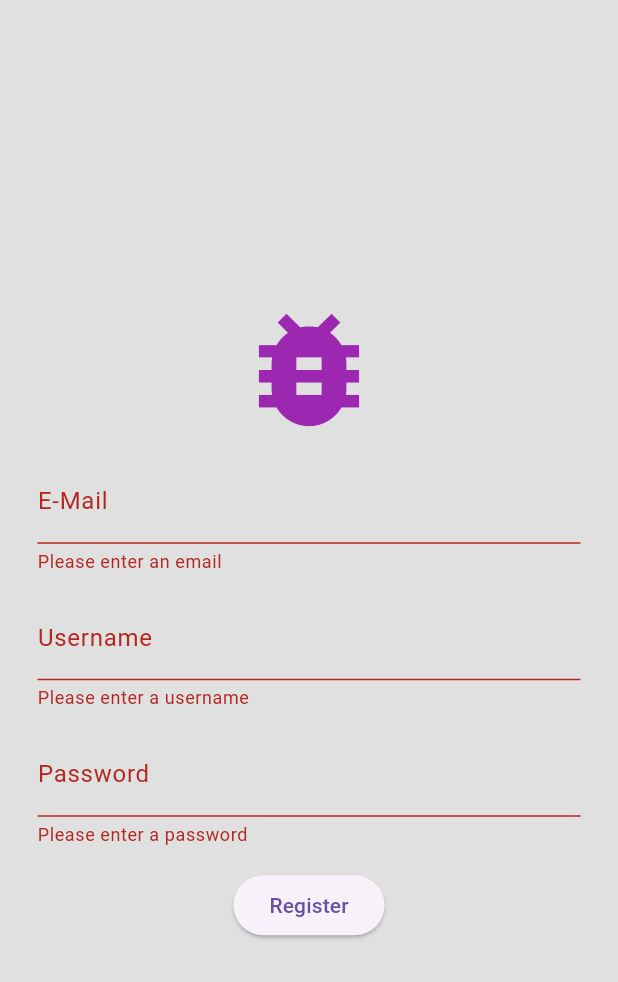
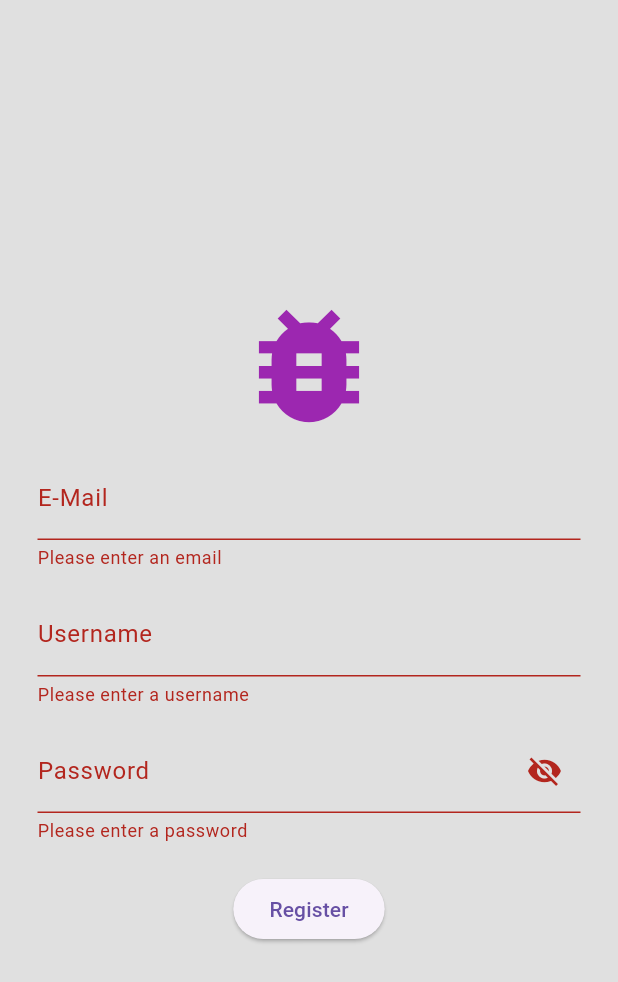
Before and after one commit to metaMORZ-create/Butterfly-App, a Flutter app: the RegisterPage screen opened directly, after a tap on "Register", on a phone screen of 412 x 824 dp. Shown: the top 982 px of the screen. Run offline on Flutter 3.47's test engine with Material 3 defaults, Android fonts, the phone set to English and light mode, and no system bars; our stand-ins replace google_nav_bar, image_picker, shared_preferences; accounts and stored records are empty.

Commit message:
Building Password Validator

```diff
--- a/lib/pages/register_page.dart
+++ b/lib/pages/register_page.dart
@@ -15,13 +15,19 @@ class _RegisterPageState extends State<RegisterPage> {
   final _passwordController = TextEditingController();
   final _emailController = TextEditingController();
 
-  void _login() async {
+  bool _obscurePassword = true;
+
+  void _register() async {
     if (_formKey.currentState!.validate()) {
       final email = _emailController.text.trim();
       final username = _usernameController.text.trim();
       final password = _passwordController.text.trim();
-      // Login überprüfen und ggf. weiterleiten
-      final success = await LoginRegisterService.register(email, username, password);
+
+      final success = await LoginRegisterService.register(
+        email,
+        username,
+        password,
+      );
       if (success) {
         Navigator.pushAndRemoveUntil(
           context,
@@ -36,6 +42,25 @@ class _RegisterPageState extends State<RegisterPage> {
     }
   }
 
+  String? _validatePassword(String? value) {
+    if (value == null || value.isEmpty) {
+      return "Please enter a password";
+    }
+
+    // Regex für Passwortanforderungen
+    final regex = RegExp(
+      r'^(?=.*[a-z])(?=.*[A-Z])(?=.*\d)(?=.*[!@#\$%^&*(),.?":{}|<>]).{8,}$',
+    );
+
+    if (!regex.hasMatch(value)) {
+      return "Password must have at least 8 characters,\n"
+          "one uppercase, one lowercase, one number,\n"
+          "and one special character.";
+    }
+
+    return null; // gültig
+  }
+
   @override
   Widget build(BuildContext context) {
     return Scaffold(
@@ -46,19 +71,15 @@ class _RegisterPageState extends State<RegisterPage> {
           child: Column(
             mainAxisAlignment: MainAxisAlignment.center,
             children: [
-              // Logo
               const Icon(Icons.bug_report, size: 100, color: Colors.purple),
               const SizedBox(height: 10),
               Form(
                 key: _formKey,
                 child: Column(
-                  mainAxisAlignment: MainAxisAlignment.center,
                   children: [
                     TextFormField(
                       controller: _emailController,
-                      decoration: const InputDecoration(
-                        labelText: "E-Mail",
-                      ),
+                      decoration: const InputDecoration(labelText: "E-Mail"),
                       validator: (value) {
                         if (value == null || value.isEmpty) {
                           return "Please enter an email";
@@ -70,7 +91,6 @@ class _RegisterPageState extends State<RegisterPage> {
                     TextFormField(
                       controller: _usernameController,
                       decoration: const InputDecoration(labelText: "Username"),
-                      keyboardType: TextInputType.emailAddress,
                       validator: (value) {
                         if (value == null || value.isEmpty) {
                           return "Please enter a username";
@@ -81,17 +101,27 @@ class _RegisterPageState extends State<RegisterPage> {
                     const SizedBox(height: 15),
                     TextFormField(
                       controller: _passwordController,
-                      decoration: const InputDecoration(labelText: "Password"),
-                      validator: (value) {
-                        if (value == null || value.isEmpty) {
-                          return "Please enter a password";
-                        }
-                        return null;
-                      },
+                      obscureText: _obscurePassword,
+                      decoration: InputDecoration(
+                        labelText: "Password",
+                        suffixIcon: IconButton(
+                          icon: Icon(
+                            _obscurePassword
+                                ? Icons.visibility_off
+                                : Icons.visibility,
+                          ),
+                          onPressed: () {
+                            setState(() {
+                              _obscurePassword = !_obscurePassword;
+                            });
+                          },
+                        ),
+                      ),
+                      validator: _validatePassword,
                     ),
-                    const SizedBox(height: 15),
+                    const SizedBox(height: 20),
                     ElevatedButton(
-                      onPressed: _login,
+                      onPressed: _register,
                       child: const Text("Register"),
                     ),
                   ],
```
